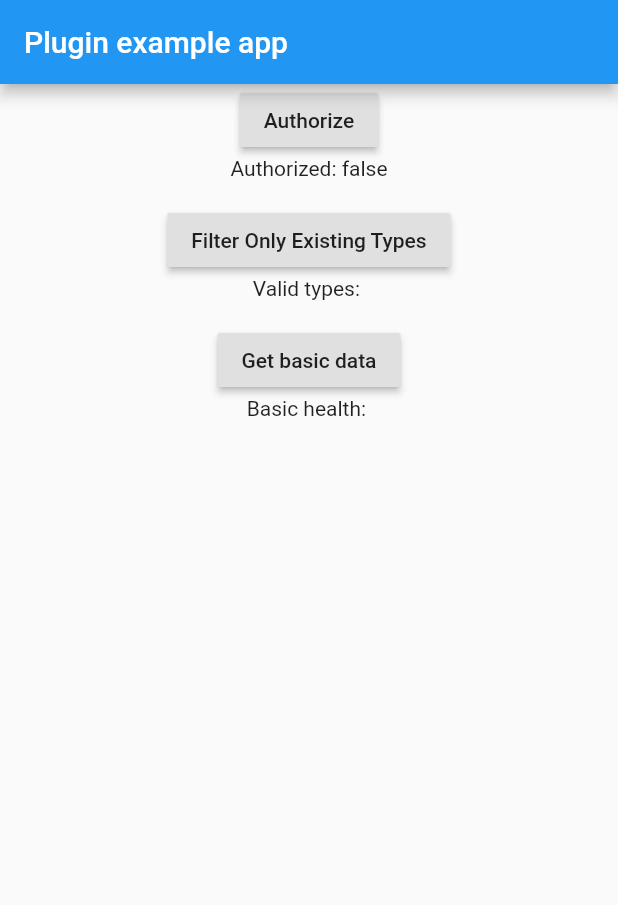
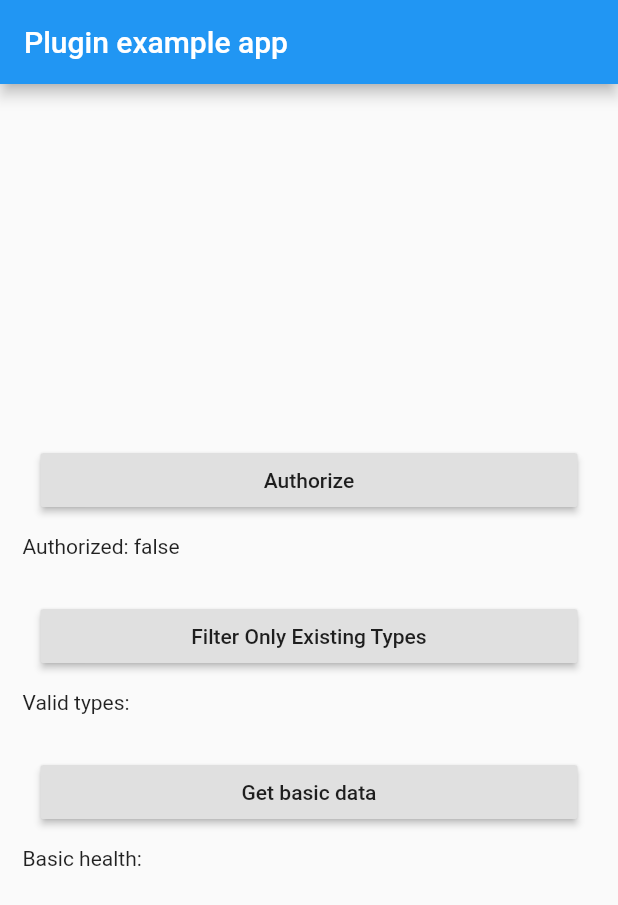
Before and after one commit to nanoglobal/nano_healthkit, a Flutter app: the screen it shows after launch, after a tap on "Get basic data", on a phone screen of 412 x 824 dp. Shown: the top 905 px of the screen. Run offline on Flutter 3.47's test engine with Material 2 defaults, Android fonts, the phone set to English and light mode, and no system bars; our stand-ins replace fixnum; missing offline and left inert: protobuf; statements that could not run were skipped.

Commit message:
Feat: Limit working. Formated code. Updated docs.

```diff
--- a/example/lib/main.dart
+++ b/example/lib/main.dart
@@ -36,9 +36,10 @@ class _MyAppState extends State<MyApp> {
 
   _getUserBasicHealthData() async {
     var request = HealthDataRequest();
-    request.type = HealthTypes.CHARACTERISTIC_DATE_OF_BIRTH;
-    request.startDate = "2019-08-19T18:58:00.000Z";
-    request.endDate = "2019-08-19T20:58:00.000Z";
+    request.type = HealthTypes.QUANTITY_HEIGHT;
+    request.startDate = "2019-06-19T18:58:00.000Z";
+    request.endDate = "2019-09-19T20:58:00.000Z";
+    request.limit = 2;
     var basicHealth = await NanoHealthkitPlugin.fetchData(request);
     setState(() {
       _basicHealthString = basicHealth.toString();
@@ -62,24 +63,34 @@ class _MyAppState extends State<MyApp> {
           title: Text('Plugin example app'),
         ),
         body: Center(
-          child: Column(
-            mainAxisAlignment: MainAxisAlignment.start,
+          child: ListView(
+            shrinkWrap: true,
+            padding: EdgeInsets.all(15.0),
             children: <Widget>[
-              RaisedButton(
+              Padding(
+                padding: const EdgeInsets.all(12.0),
+                child: RaisedButton(
                     child: Text("Authorize"),
                     onPressed: () {
                       _authorize();
                     }),
+              ),
               Text('Authorized: $_isAuthorized\n'),
-              RaisedButton(
+              Padding(
+                padding: const EdgeInsets.all(12.0),
+                child: RaisedButton(
                     child: Text("Filter Only Existing Types"),
                     onPressed: () {
                       _filterExistingTypes();
                     }),
+              ),
               Text('Valid types: $_exisitngTypesString\n'),
-              RaisedButton(
+              Padding(
+                padding: const EdgeInsets.all(12.0),
+                child: RaisedButton(
                     child: Text("Get basic data"),
                     onPressed: _getUserBasicHealthData),
+              ),
               Text('Basic health: $_basicHealthString\n'),
             ],
           ),
```
Also changed, not shown: 5 other files. Lines whose indentation alone changed are shown as unchanged.
